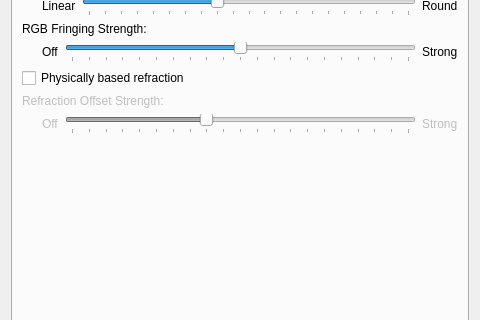
First picture: the form in src/kcm/blur_config.ui, repository 4v3ngR/kwin-effects-glass, before the edit; both pictures show x 0 to 480 and y 182 to 502 of the 480 by 720 pixel window.
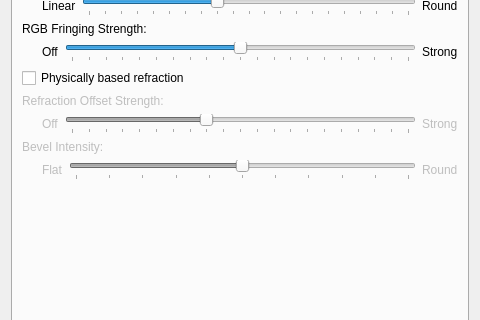
Second picture: the form after the edit. The open tabs and pages were chosen to show the change. Custom widgets are drawn as their Qt base class.

Commit message: feat(refraction): add bevel intensity slider for snells path

```diff
--- a/src/kcm/blur_config.ui
+++ b/src/kcm/blur_config.ui
@@ -1125,6 +1125,87 @@
          </item>
         </layout>
        </item>
+       <item>
+        <widget class="QLabel" name="labelRefractionBevelIntensity">
+         <property name="enabled">
+          <bool>false</bool>
+         </property>
+         <property name="text">
+          <string>Bevel Intensity:</string>
+         </property>
+        </widget>
+       </item>
+       <item>
+        <layout class="QHBoxLayout" name="horizontalLayoutRefractionBevelIntensity">
+         <item>
+          <spacer name="horizontalSpacerRefractionBevelIntensity">
+           <property name="orientation">
+            <enum>Qt::Orientation::Horizontal</enum>
+           </property>
+           <property name="sizeType">
+            <enum>QSizePolicy::Policy::Fixed</enum>
+           </property>
+           <property name="sizeHint" stdset="0">
+            <size>
+             <width>20</width>
+             <height>20</height>
+            </size>
+           </property>
+          </spacer>
+         </item>
+         <item>
+          <widget class="QLabel" name="labelRefractionBevelIntensityFlat">
+           <property name="enabled">
+            <bool>false</bool>
+           </property>
+           <property name="text">
+            <string>Flat</string>
+           </property>
+          </widget>
+         </item>
+         <item>
+          <widget class="QSlider" name="kcfg_RefractionBevelIntensity">
+           <property name="enabled">
+            <bool>false</bool>
+           </property>
+           <property name="minimum">
+            <number>5</number>
+           </property>
+           <property name="maximum">
+            <number>15</number>
+           </property>
+           <property name="singleStep">
+            <number>1</number>
+           </property>
+           <property name="pageStep">
+            <number>1</number>
+           </property>
+           <property name="value">
+            <number>10</number>
+           </property>
+           <property name="orientation">
+            <enum>Qt::Orientation::Horizontal</enum>
+           </property>
+           <property name="tickPosition">
+            <enum>QSlider::TickPosition::TicksBelow</enum>
+           </property>
+           <property name="toolTip">
+            <string>Scales the silhouette tilt — higher gives a more pronounced rounded-over edge.</string>
+           </property>
+          </widget>
+         </item>
+         <item>
+          <widget class="QLabel" name="labelRefractionBevelIntensityRound">
+           <property name="enabled">
+            <bool>false</bool>
+           </property>
+           <property name="text">
+            <string>Round</string>
+           </property>
+          </widget>
+         </item>
+        </layout>
+       </item>
        <item>
         <spacer name="verticalSpacer">
          <property name="orientation">
```
Left out of the diff: 24 changed lines with no effect on the pictures. The commit also changes 7 other files.
